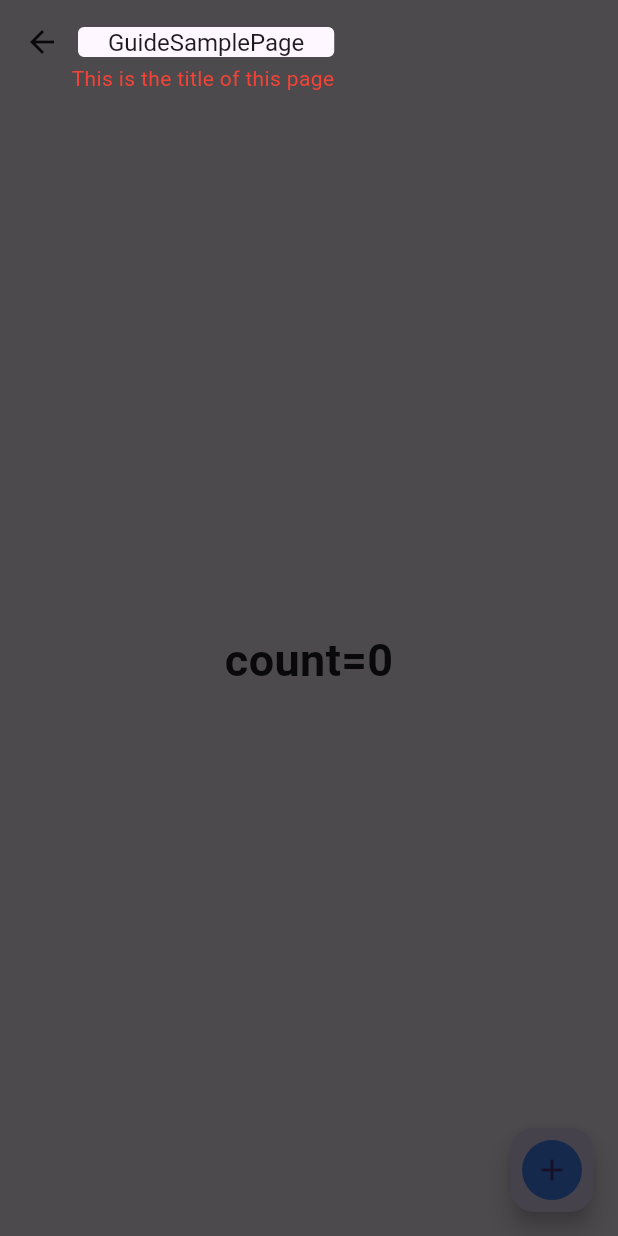
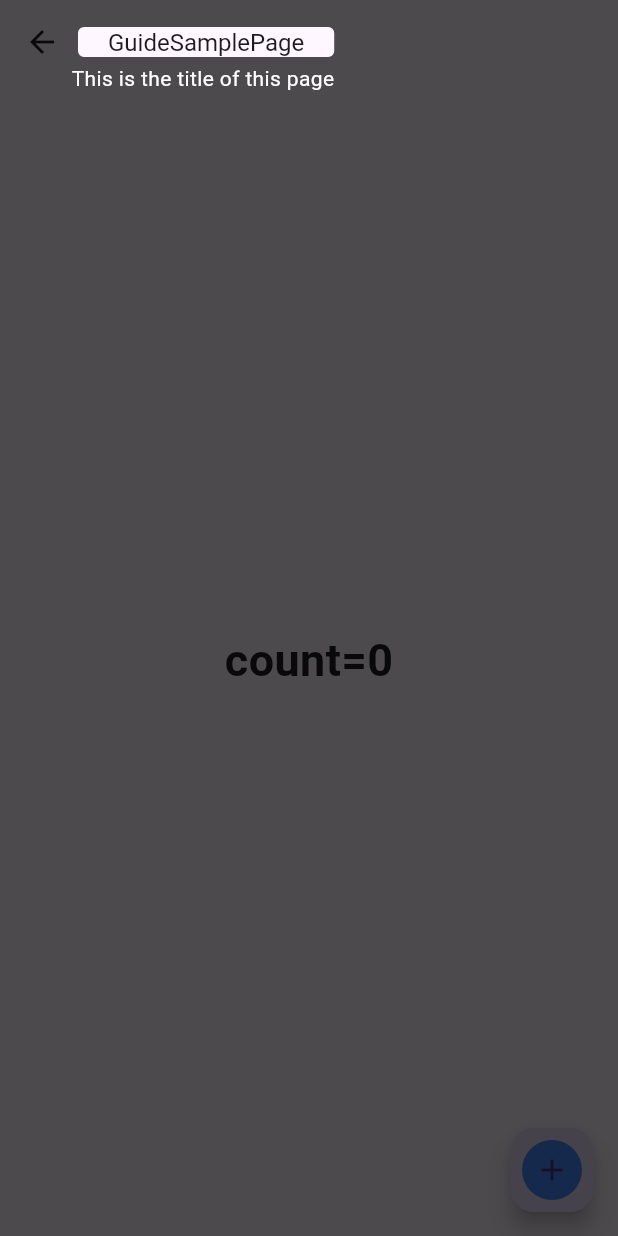
Before and after one commit to kpaxian7/feature_guider, a Flutter app: the SampleDetailPage screen opened directly, after a tap on the "add" icon, on a phone screen of 412 x 824 dp. Run offline on Flutter 3.47's test engine with Material 3 defaults, Android fonts, the phone set to English and light mode, and no system bars.

Commit message:
fix: remove "descriptionText" params

```diff
--- a/example/lib/sample_detail_page.dart
+++ b/example/lib/sample_detail_page.dart
@@ -27,25 +27,41 @@ class _SampleDetailPageState extends State<SampleDetailPage> {
           opacity: 0.7, duration: const Duration(milliseconds: 200));
       guideManager!.prepare([
         GuideItem(
-          descriptionText: "Click here to go back",
-          descriptionStyle: TextStyle(color: Colors.white),
+          // descriptionText: "Click here to go back",
+          // descriptionStyle: TextStyle(color: Colors.white),
+          descriptionWidget: Text(
+            "Click here to go back",
+            style: TextStyle(color: Colors.white),
+          ),
           toGuideKey: keyAppBarBack,
           position: DescriptionPosition.alignBottomLeft,
         ),
         GuideItem(
-          descriptionText: "This is the title of this page",
+          descriptionWidget: Text(
+            "This is the title of this page",
+            style: TextStyle(color: Colors.white),
+          ),
+          // descriptionText: "This is the title of this page",
           toGuideKey: keyAppBarTitle,
           padding: EdgeInsets.only(left: 20, right: 20),
-          descriptionStyle: TextStyle(color: Colors.red),
+          // descriptionStyle: TextStyle(color: Colors.red),
           position: DescriptionPosition.alignBottomRight,
         ),
         GuideItem(
-            descriptionText: "The area of the 'count' displayed",
+            descriptionWidget: Text(
+              "The area of the 'count' displayed",
+              style: TextStyle(color: Colors.white),
+            ),
+            // descriptionText: "The area of the 'count' displayed",
             toGuideKey: keyCountDisplay,
             padding: EdgeInsets.zero,
             position: DescriptionPosition.alignTopLeft),
         GuideItem(
-          descriptionText: "Click here to increase the 'count'",
+          descriptionWidget: Text(
+            "Click here to increase the 'count'",
+            style: TextStyle(color: Colors.white),
+          ),
+          // descriptionText: "Click here to increase the 'count'",
           toGuideKey: keyCountIncrease,
           padding: const EdgeInsets.all(5),
           borderRadius: const BorderRadius.all(Radius.circular(50)),
--- a/lib/guide_item.dart
+++ b/lib/guide_item.dart
@@ -1,8 +1,8 @@
 import 'package:flutter/material.dart';
 
 class GuideItem {
-  /// Description text for single feature item
-  String? descriptionText;
+  // /// Description text for single feature item
+  // String? descriptionText;
 
   /// Description widget for single feature item
   Widget? descriptionWidget;
@@ -22,8 +22,8 @@ class GuideItem {
   /// [auto]: Automatically determined based on the position of your component and the dimensions of the text
   DescriptionPosition position;
 
-  /// Style for the guidance text
-  TextStyle descriptionStyle;
+  // /// Style for the guidance text
+  // TextStyle descriptionStyle;
 
   /// Padding inside the guidance area
   EdgeInsets padding;
@@ -35,17 +35,18 @@ class GuideItem {
   double descriptionInterval;
 
   GuideItem({
-    this.descriptionText,
+    // this.descriptionText,
     this.descriptionWidget,
     this.toGuideKey,
     this.toGuideRect,
     this.position = DescriptionPosition.auto,
-    this.descriptionStyle = const TextStyle(),
+    // this.descriptionStyle = const TextStyle(),
     this.padding = EdgeInsets.zero,
     this.borderRadius = const BorderRadius.all(Radius.circular(4)),
     this.descriptionInterval = 4,
-  }) : assert(descriptionText != null || descriptionWidget != null,
-            "Either 'descriptionText' or 'descriptionWidget' must be provided. Neither can be null.");
+  }) ;
+  // : assert(descriptionText != null || descriptionWidget != null,
+  //           "Either 'descriptionText' or 'descriptionWidget' must be provided. Neither can be null.");
 }
 
 enum DescriptionPosition {
--- a/lib/guide_manager.dart
+++ b/lib/guide_manager.dart
@@ -63,10 +63,10 @@ class GuideManager {
       r = l + widgetWidth;
     }
     _overlayDescArray.add(MaskingOption(
-      item.descriptionText ?? "",
+      item.descriptionWidget ?? Container(),
       Rect.fromLTRB(l, t, r, b),
       item.position,
-      item.descriptionStyle,
+      // item.descriptionStyle,
       item.padding,
       item.borderRadius,
       item.descriptionInterval,
@@ -84,10 +84,10 @@ class GuideManager {
     r = item.toGuideRect!.right;
     b = item.toGuideRect!.bottom;
     _overlayDescArray.add(MaskingOption(
-      item.descriptionText ?? "",
+      item.descriptionWidget ?? Container(),
       Rect.fromLTRB(l, t, r, b),
       item.position,
-      item.descriptionStyle,
+      // item.descriptionStyle,
       item.padding,
       item.borderRadius,
       item.descriptionInterval,
@@ -178,8 +178,8 @@ class _GuiderOverlayContainerState extends State<GuiderOverlayContainer>
 
   @override
   Widget build(BuildContext context) {
-    print("show ==  ${start?.overlayDesc}");
-    print("next ==  ${next?.overlayDesc}");
+    // print("show ==  ${start?.overlayDesc}");
+    // print("next ==  ${next?.overlayDesc}");
 
     return start == null && next == null
         ? Container()
--- a/lib/render/masking_stack.dart
+++ b/lib/render/masking_stack.dart
@@ -137,10 +137,7 @@ class _MaskingStackState extends State<MaskingStack> {
 
     Widget actualDescriptionWidget = Material(
       color: Colors.transparent,
-      child: Text(
-        show.overlayDesc,
-        style: show.overlayStyle,
-      ),
+      child: show.descriptionWidget,
     );
 
     if (showCenter) {
--- a/lib/render/model/masking_option.dart
+++ b/lib/render/model/masking_option.dart
@@ -2,13 +2,15 @@ import 'package:feature_guider/guide_item.dart';
 import 'package:flutter/material.dart';
 
 class MaskingOption {
-  String overlayDesc;
+  // String overlayDesc;
+
+  Widget descriptionWidget;
 
   Rect drawRect;
 
   DescriptionPosition position;
 
-  TextStyle overlayStyle;
+  // TextStyle overlayStyle;
 
   EdgeInsets rectPadding;
 
@@ -17,10 +19,10 @@ class MaskingOption {
   double descInterval;
 
   MaskingOption(
-    this.overlayDesc,
+    this.descriptionWidget,
     this.drawRect,
     this.position,
-    this.overlayStyle,
+    // this.overlayStyle,
     this.rectPadding,
     this.borderRadius,
     this.descInterval,
```
Also changed, not shown: lib/render/masking_painter.dart (+78 -78 lines), example/pubspec.lock, 4 other files.
